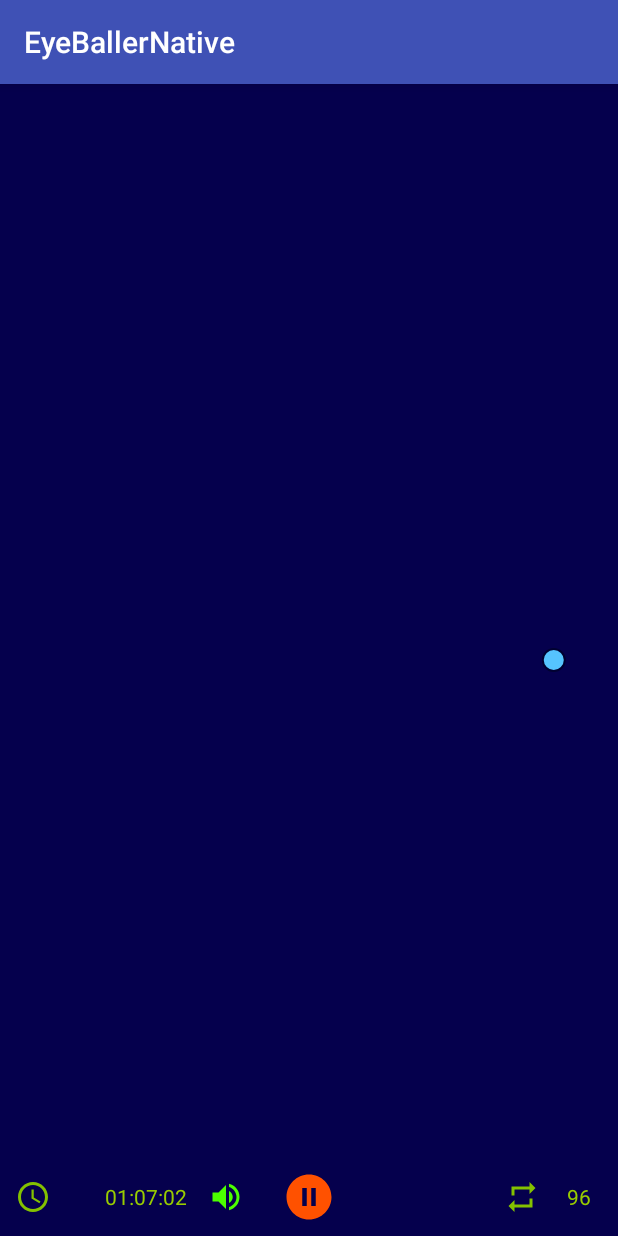
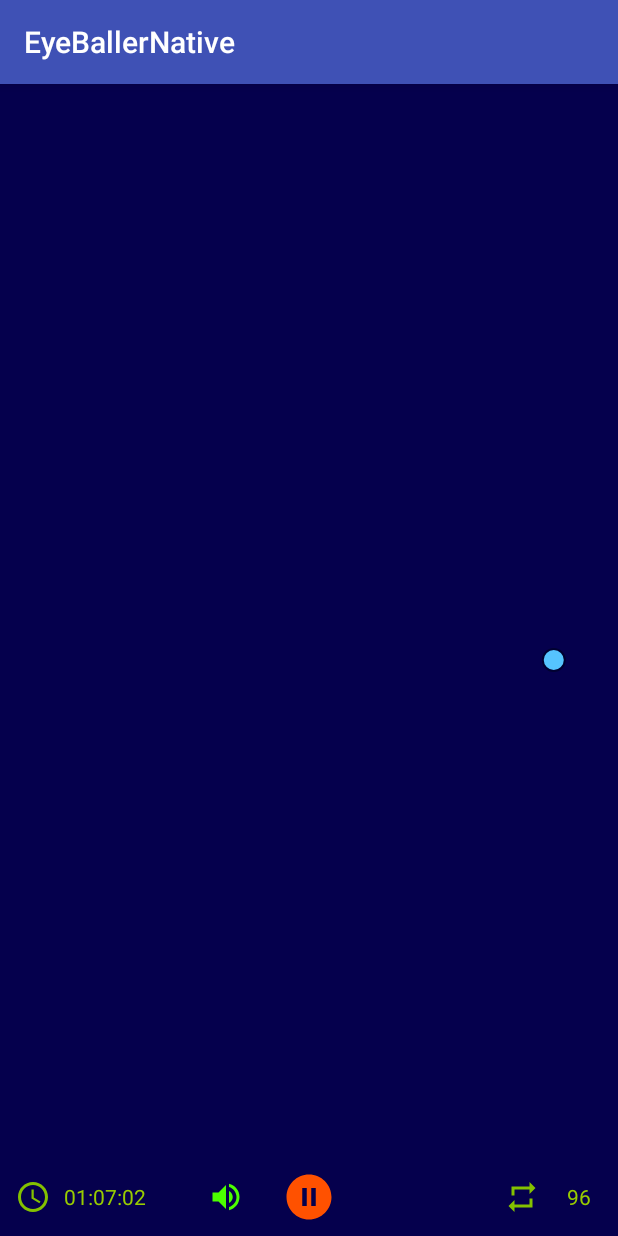
Before and after one commit to HenriPablo/EyeBallerNative, an Android app: the screen it shows after launch (AnimationActivity), after a tap on an icon or button, on a phone screen of 412 x 824 dp. Run offline under Robolectric (Android 15) with nearby library versions, the phone set to English and light mode, and no system bars; 4 statements that could not run were skipped; 1 other tap on this screen came first.

Commit message:
Moved time formatting function to a utility Class. Adjusted position of formated time display in landscape mode.

```diff
--- a/app/src/main/java/com/eyeballer/eyeballernative/AnimationActivity.java
+++ b/app/src/main/java/com/eyeballer/eyeballernative/AnimationActivity.java
@@ -27,6 +27,7 @@ public class AnimationActivity extends AppCompatActivity {
 
     ImageView img;
     ObjectAnimator animX;
+    EyeBallerUtils eyeBallerUtils;
 
     int animationSpeed = 700;
     int repeatCount = 99;   /* odd number of repeats will return the ball to its original position */
@@ -58,6 +59,7 @@ public class AnimationActivity extends AppCompatActivity {
          *
          */
         getWindow().addFlags(WindowManager.LayoutParams.FLAG_KEEP_SCREEN_ON);
+        eyeBallerUtils = new EyeBallerUtils();
 
         setContentView(R.layout.activity_animation);
         ImageView img = (ImageView) findViewById(R.id.ballView);
@@ -103,69 +105,20 @@ public class AnimationActivity extends AppCompatActivity {
 
         /* remaining time dispaly */
         final TextView timeRemaining = (TextView) findViewById(R.id.textViewTime);
-        timeRemaining.setText( timeRemaining.getText() + " " + totalTime );
+
+        timeRemaining.setText( eyeBallerUtils.getFormattedTimeRemaining( totalTime ) );
 
         /* return ball to original position */
 
 
         animX.addListener(new Animator.AnimatorListener() {
-            /*
-            http://stackoverflow.com/questions/19667473/how-to-show-milliseconds-in-dayshoursminseconds
-             */
-            SimpleDateFormat formatter = new SimpleDateFormat("dd:HH:mm:ss", Locale.UK);
-            Date date;
-            private String getFormattedTimeRemaining( long timeInMilliseconds ){
 
-                long seconds = timeInMilliseconds / 1000;
-                long minutes = seconds / 60;
-
-                //String strMinutes =  "" + minutes % 60;
-                String strMinutes =  "" + (timeInMilliseconds/(1000*60))%60;
-                if( ((timeInMilliseconds/(1000*60))%60) < 10 ){
-                    strMinutes = "0" + strMinutes;
-                }
-
-                //String strSeconds = "" + seconds % 60;
-                String strSeconds = "" + (timeInMilliseconds/1000)%60;
-                if(  ((timeInMilliseconds/1000)%60) < 10 ){
-                    strSeconds = "0" + strSeconds;
-                }
-
-
-                //long hours = minutes / 60;
-                //long days = hours / 24;
-
-                long minToMillsec = minutes * 60;
-                long secToMillsec = seconds * 1000;
-
-
-                //long millisecondsRemaining = timeInMilliseconds - ( minToMillsec + secToMillsec );
-                long millisecondsRemaining = (timeInMilliseconds%1000)/100;
-
-                String strMillisecondsRemaining = "" + millisecondsRemaining;
-
-                if( ("" + millisecondsRemaining).length() < 5 ){
-                    strMillisecondsRemaining = "0" + millisecondsRemaining;
-                } else if(("" + millisecondsRemaining).length() < 4 ){
-                    strMillisecondsRemaining = "00" + millisecondsRemaining;
-                } else if(("" + millisecondsRemaining).length() < 3 ){
-                    strMillisecondsRemaining = "000" + millisecondsRemaining;
-                } else if(("" + millisecondsRemaining).length() < 2 ){
-                    strMillisecondsRemaining = "0000" + millisecondsRemaining;
-                }
-
-
-                String time =  strMinutes + ":" + strSeconds + ":" + strMillisecondsRemaining;
-                return time;
-            }
 
 
 
             @Override
             public void onAnimationStart(Animator animator) {
-                System.out.println("\n\nonAnimationStart called\n\n");
-                //repeatCount = repeatCount - 1;
-
+                //System.out.println("\n\nonAnimationStart called\n\n");
             }
 
             @Override
@@ -198,7 +151,7 @@ public class AnimationActivity extends AppCompatActivity {
                 countRemaining.setText( Integer.toString( repeatCount ) );
 
                 //date = new Date( totalTime );
-                timeRemaining.setText( getFormattedTimeRemaining( totalTime ) );
+                timeRemaining.setText( eyeBallerUtils.getFormattedTimeRemaining( totalTime ) );
 
                 if( sputnikOn == 1 ) {
                     if (sputnikLeftRightFlag == 0) {
--- /dev/null
+++ b/app/src/main/java/com/eyeballer/eyeballernative/EyeBallerUtils.java
@@ -0,0 +1,43 @@
+package com.eyeballer.eyeballernative;
+
+/**
+ * Created by tomekpilot on 8/15/16.
+ */
+public class EyeBallerUtils {
+
+    public String getFormattedTimeRemaining( long timeInMilliseconds ){
+
+        String strMinutes =  "" + (timeInMilliseconds/(1000*60))%60;
+        if( ((timeInMilliseconds/(1000*60))%60) < 10 ){
+            strMinutes = "0" + strMinutes;
+        }
+
+        String strSeconds = "" + (timeInMilliseconds/1000)%60;
+        if(  ((timeInMilliseconds/1000)%60) < 10 ){
+            strSeconds = "0" + strSeconds;
+        }
+
+        long millisecondsRemaining = (timeInMilliseconds%1000)/100;
+
+        String strMillisecondsRemaining = "" + millisecondsRemaining;
+
+        /*
+        if( ("" + millisecondsRemaining).length() < 5 ){
+            strMillisecondsRemaining = "0" + millisecondsRemaining;
+        } else if(("" + millisecondsRemaining).length() < 4 ){
+            strMillisecondsRemaining = "00" + millisecondsRemaining;
+        } else if(("" + millisecondsRemaining).length() < 3 ){
+            strMillisecondsRemaining = "000" + millisecondsRemaining;
+        } else
+        */
+        if(("" + millisecondsRemaining).length() < 2 ){
+            strMillisecondsRemaining = "0" + millisecondsRemaining;
+        }
+
+        return  (strMinutes + ":" + strSeconds + ":" + strMillisecondsRemaining);
+
+    }
+
+
+
+}
--- a/app/src/main/res/layout/activity_animation.xml
+++ b/app/src/main/res/layout/activity_animation.xml
@@ -11,8 +11,7 @@
     android:paddingRight="@dimen/activity_horizontal_margin"
     android:paddingTop="@dimen/activity_vertical_margin"
     android:background="#05004D"
-    tools:context="com.eyeballer.eyeballernative.AnimationActivity"
-    android:onClick="sputnikOnOff">
+    tools:context="com.eyeballer.eyeballernative.AnimationActivity">
 
 
     <ImageView
@@ -38,14 +37,14 @@
 
     <TextView
         android:layout_width="70dp"
-        android:layout_height="wrap_content"
+        android:layout_height="36dp"
         android:id="@+id/textViewTime"
         android:gravity="center_vertical"
         android:textColor="@android:color/holo_green_light"
-        android:layout_alignTop="@+id/sputnikBtn"
-        android:layout_alignBottom="@+id/sputnikBtn"
-        android:layout_toStartOf="@+id/sputnikBtn"
-        android:textAlignment="center" />
+        android:textAlignment="center"
+        android:layout_alignParentBottom="true"
+        android:layout_toEndOf="@+id/timeIcn"
+        android:paddingLeft="2dp" />
 
     <ImageButton
         android:layout_width="36dp"
```
